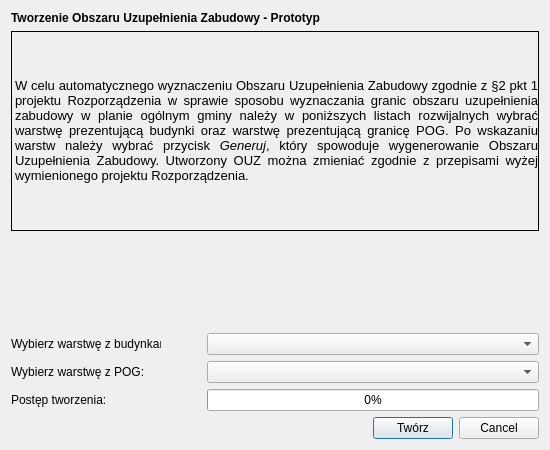
This is modules/tworzenieOUZ/views/ui/tworzenieOUZ.ui in CyfryzacjaAPP/wtyczka_qgis_app_2 as Qt 5 draws it before an edit. The edited form follows.
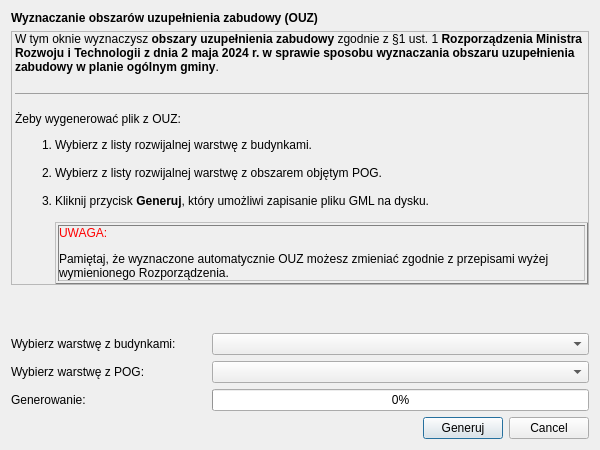
This is the edited form. Custom widgets are drawn as their Qt base class.

The edit to the form file:
```diff
--- a/modules/tworzenieOUZ/views/ui/tworzenieOUZ.ui
+++ b/modules/tworzenieOUZ/views/ui/tworzenieOUZ.ui
@@ -6,13 +6,13 @@
    <rect>
     <x>0</x>
     <y>0</y>
-    <width>550</width>
+    <width>600</width>
     <height>450</height>
    </rect>
   </property>
   <property name="minimumSize">
    <size>
-    <width>550</width>
+    <width>600</width>
     <height>450</height>
    </size>
   </property>
@@ -45,7 +45,7 @@
           </font>
          </property>
          <property name="text">
-          <string>Tworzenie Obszaru Uzupełnienia Zabudowy - Prototyp</string>
+          <string>Wyznaczanie obszarów uzupełnienia zabudowy (OUZ)</string>
          </property>
          <property name="margin">
           <number>7</number>
@@ -63,10 +63,13 @@
         </size>
        </property>
        <property name="frameShape">
-        <enum>QFrame::Box</enum>
+        <enum>QFrame::StyledPanel</enum>
+       </property>
+       <property name="frameShadow">
+        <enum>QFrame::Plain</enum>
        </property>
        <property name="text">
-        <string>&lt;html&gt;&lt;head/&gt;&lt;body&gt;&lt;p align=&quot;justify&quot;&gt;&lt;span style=&quot; font-family:'Calibri'; font-size:10pt; color:#000000;&quot;&gt;W celu automatycznego wyznaczeniu Obszaru Uzupełnienia Zabudowy zgodnie z §2 pkt 1 projektu Rozporządzenia w sprawie sposobu wyznaczania granic obszaru uzupełnienia zabudowy w planie ogólnym gminy należy w poniższych listach rozwijalnych wybrać warstwę prezentującą budynki oraz warstwę prezentującą granicę POG. Po wskazaniu warstw należy wybrać przycisk &lt;/span&gt;&lt;span style=&quot; font-family:'Calibri'; font-size:10pt; font-style:italic; color:#000000;&quot;&gt;Generuj&lt;/span&gt;&lt;span style=&quot; font-family:'Calibri'; font-size:10pt; color:#000000;&quot;&gt;, który spowoduje wygenerowanie Obszaru Uzupełnienia Zabudowy. Utworzony OUZ można zmieniać zgodnie z przepisami wyżej wymienionego projektu Rozporządzenia.&lt;/span&gt;&lt;/p&gt;&lt;/body&gt;&lt;/html&gt;</string>
+        <string>&lt;html&gt;&lt;head/&gt;&lt;body&gt;&lt;p&gt;W tym oknie wyznaczysz &lt;span style=&quot; font-weight:600;&quot;&gt;obszary uzupełnienia zabudowy&lt;/span&gt; zgodnie z §1 ust. 1 &lt;span style=&quot; font-weight:600;&quot;&gt;Rozporządzenia Ministra Rozwoju i Technologii z dnia 2 maja 2024 r. w sprawie sposobu wyznaczania obszaru uzupełnienia zabudowy w planie ogólnym gminy&lt;/span&gt;.&lt;/p&gt;&lt;hr/&gt;&lt;p&gt;Żeby wygenerować plik z OUZ:&lt;/p&gt;&lt;ol style=&quot;margin-top: 0px; margin-bottom: 0px; margin-left: 0px; margin-right: 0px; -qt-list-indent: 1;&quot;&gt;&lt;li style=&quot; margin-top:12px; margin-bottom:0px; margin-left:0px; margin-right:0px; -qt-block-indent:0; text-indent:0px;&quot;&gt;Wybierz z listy rozwijalnej warstwę z budynkami.&lt;br/&gt;&lt;/li&gt;&lt;li style=&quot; margin-top:0px; margin-bottom:0px; margin-left:0px; margin-right:0px; -qt-block-indent:0; text-indent:0px;&quot;&gt;Wybierz z listy rozwijalnej warstwę z obszarem objętym POG.&lt;br/&gt;&lt;/li&gt;&lt;li style=&quot; margin-top:0px; margin-bottom:12px; margin-left:0px; margin-right:0px; -qt-block-indent:0; text-indent:0px;&quot;&gt;Kliknij przycisk &lt;span style=&quot; font-weight:600;&quot;&gt;Generuj&lt;/span&gt;, który umożliwi zapisanie pliku GML na dysku.&lt;br/&gt;&lt;/li&gt;&lt;/ol&gt;&lt;table border=&quot;1&quot; style=&quot; margin-top:0px; margin-bottom:0px; margin-left:40px; margin-right:0px; border-collapse:collapse;&quot; cellspacing=&quot;2&quot; cellpadding=&quot;0&quot;&gt;&lt;tr&gt;&lt;td&gt;&lt;p&gt;&lt;span style=&quot; color:#ff0000;&quot;&gt;UWAGA:&lt;/span&gt;&lt;/p&gt;&lt;p&gt;Pamiętaj, że wyznaczone automatycznie OUZ możesz zmieniać zgodnie z przepisami wyżej wymienionego Rozporządzenia.&lt;/p&gt;&lt;/td&gt;&lt;/tr&gt;&lt;/table&gt;&lt;/body&gt;&lt;/html&gt;</string>
        </property>
        <property name="textFormat">
         <enum>Qt::RichText</enum>
@@ -111,7 +114,7 @@
          </property>
          <property name="maximumSize">
           <size>
-           <width>150</width>
+           <width>16777215</width>
            <height>16777215</height>
           </size>
          </property>
@@ -136,7 +139,7 @@
          </property>
          <property name="sizeHint" stdset="0">
           <size>
-           <width>40</width>
+           <width>30</width>
            <height>20</height>
           </size>
          </property>
@@ -152,7 +155,7 @@
          </property>
          <property name="sizeHint" stdset="0">
           <size>
-           <width>40</width>
+           <width>30</width>
            <height>20</height>
           </size>
          </property>
@@ -168,7 +171,7 @@
          </property>
          <property name="sizeHint" stdset="0">
           <size>
-           <width>40</width>
+           <width>30</width>
            <height>20</height>
           </size>
          </property>
@@ -194,12 +197,12 @@
          </property>
          <property name="maximumSize">
           <size>
-           <width>150</width>
+           <width>16777215</width>
            <height>16777215</height>
           </size>
          </property>
          <property name="text">
-          <string>Postęp tworzenia:</string>
+          <string>Generowanie:</string>
          </property>
         </widget>
        </item>
@@ -233,7 +236,7 @@
        <item>
         <widget class="QPushButton" name="tworzenie_btn">
          <property name="text">
-          <string>Twórz</string>
+          <string>Generuj</string>
          </property>
         </widget>
        </item>
```
Left out of the diff: 3 changed lines with no effect on the pictures.
